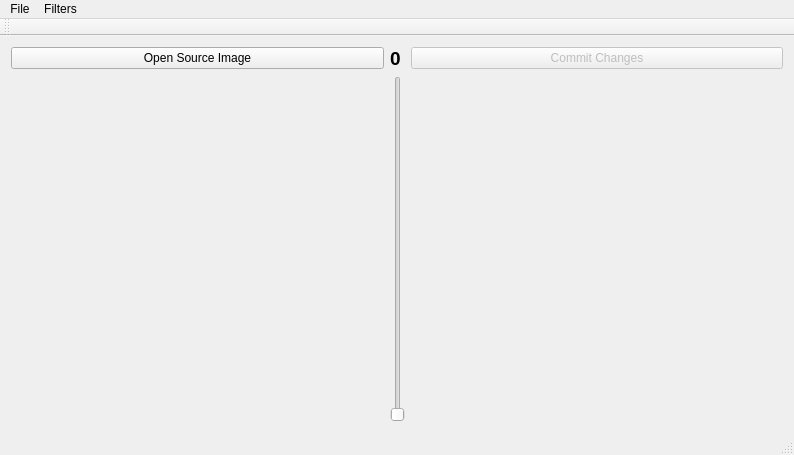
This is filterBanks/mainwindow.ui in 27tang/filterBanks as Qt 5 draws it before an edit. The edited form follows.
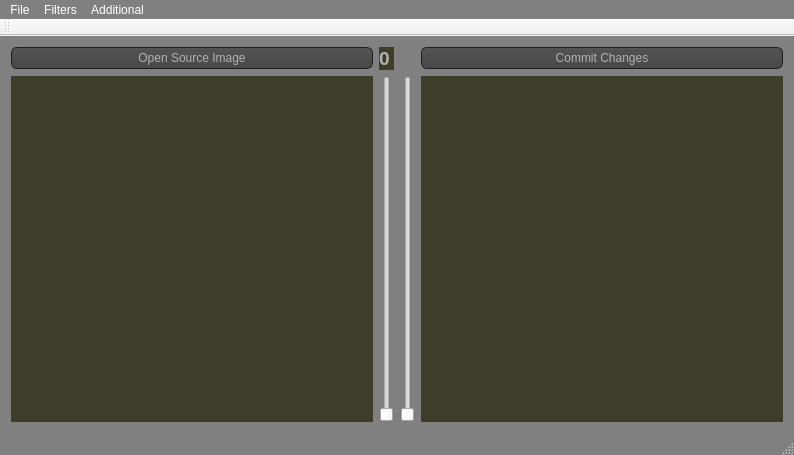
This is the edited form.

Commit message: added more filters and also color transfer cap

```diff
--- a/filterBanks/mainwindow.ui
+++ b/filterBanks/mainwindow.ui
@@ -13,8 +13,89 @@
   <property name="windowTitle">
    <string>MainWindow</string>
   </property>
+  <property name="styleSheet">
+   <string notr="true">QMainWindow {
+	background-color: grey;
+border-width: 7px;
+    border-color: #1e1e1e;
+
+}
+
+
+QPushButton
+{
+    color: #b1b1b1;
+    background-color: QLinearGradient( x1: 0, y1: 0, x2: 0, y2: 1, stop: 0 #565656, stop: 0.1 #525252, stop: 0.5 #4e4e4e, stop: 0.9 #4a4a4a, stop: 1 #464646);
+    border-width: 1px;
+    border-color: #1e1e1e;
+    border-style: solid;
+    border-radius: 6;
+    padding: 3px;
+    font-size: 12px;
+    padding-left: 5px;
+    padding-right: 5px;
+}
+
+QLabel {
+background-color: #3d3d29;
+color: #b1b1b1;
+
+
+}
+</string>
+  </property>
   <widget class="QWidget" name="centralWidget">
-   <layout class="QGridLayout" name="gridLayout" rowstretch="0,0,0" columnstretch="0,0,0,0">
+   <layout class="QGridLayout" name="gridLayout" rowstretch="0,0,0" columnstretch="0,0,0,0,0">
+    <item row="0" column="0">
+     <widget class="QPushButton" name="openButton">
+      <property name="text">
+       <string>Open Source Image</string>
+      </property>
+     </widget>
+    </item>
+    <item row="2" column="1">
+     <widget class="QSlider" name="levelSlider">
+      <property name="enabled">
+       <bool>false</bool>
+      </property>
+      <property name="orientation">
+       <enum>Qt::Vertical</enum>
+      </property>
+     </widget>
+    </item>
+    <item row="0" column="4">
+     <widget class="QPushButton" name="commitChangesButton">
+      <property name="enabled">
+       <bool>false</bool>
+      </property>
+      <property name="text">
+       <string>Commit Changes</string>
+      </property>
+      <property name="flat">
+       <bool>false</bool>
+      </property>
+     </widget>
+    </item>
+    <item row="2" column="4">
+     <widget class="QLabel" name="destLabel">
+      <property name="autoFillBackground">
+       <bool>false</bool>
+      </property>
+      <property name="text">
+       <string/>
+      </property>
+     </widget>
+    </item>
+    <item row="2" column="0">
+     <widget class="QLabel" name="sourceLabel">
+      <property name="autoFillBackground">
+       <bool>false</bool>
+      </property>
+      <property name="text">
+       <string/>
+      </property>
+     </widget>
+    </item>
     <item row="0" column="1">
      <widget class="QLabel" name="sliderValueLabel">
       <property name="font">
@@ -25,63 +106,20 @@
        </font>
       </property>
       <property name="autoFillBackground">
-       <bool>true</bool>
+       <bool>false</bool>
       </property>
       <property name="text">
        <string>0</string>
       </property>
      </widget>
     </item>
-    <item row="2" column="0">
-     <widget class="QLabel" name="sourceLabel">
-      <property name="autoFillBackground">
-       <bool>true</bool>
-      </property>
-      <property name="text">
-       <string/>
-      </property>
-     </widget>
-    </item>
-    <item row="0" column="3">
-     <widget class="QPushButton" name="commitChangesButton">
-      <property name="enabled">
-       <bool>false</bool>
-      </property>
-      <property name="text">
-       <string>Commit Changes</string>
-      </property>
-      <property name="flat">
-       <bool>false</bool>
-      </property>
-     </widget>
-    </item>
-    <item row="2" column="1">
-     <widget class="QSlider" name="levelSlider">
-      <property name="enabled">
-       <bool>false</bool>
-      </property>
+    <item row="2" column="2">
+     <widget class="QSlider" name="biSlider">
       <property name="orientation">
        <enum>Qt::Vertical</enum>
       </property>
      </widget>
     </item>
-    <item row="2" column="3">
-     <widget class="QLabel" name="destLabel">
-      <property name="autoFillBackground">
-       <bool>true</bool>
-      </property>
-      <property name="text">
-       <string/>
-      </property>
-     </widget>
-    </item>
-    <item row="0" column="0">
-     <widget class="QPushButton" name="openButton">
-      <property name="text">
-       <string>Open Source Image</string>
-      </property>
-     </widget>
-    </item>
    </layout>
   </widget>
   <widget class="QMenuBar" name="menuBar">
@@ -93,12 +131,37 @@
      <height>21</height>
     </rect>
    </property>
+   <property name="styleSheet">
+    <string notr="true">QMenuBar
+ {
+	background-color: grey;
+	border-width: 7px;
+    border-color: #1e1e1e;
+color: white;
+
+
+}
+QMenuBar::item{
+	background-color: transparent
+
+}
+
+QMenu {
+	background-color: grey;
+	border-width: 7px;
+    border-color: #1e1e1e;
+
+}</string>
+   </property>
    <widget class="QMenu" name="menuButtons">
     <property name="title">
      <string>File</string>
     </property>
    </widget>
    <widget class="QMenu" name="menuFilters">
+    <property name="enabled">
+     <bool>true</bool>
+    </property>
     <property name="title">
      <string>Filters</string>
     </property>
@@ -108,8 +171,22 @@
     <addaction name="actionBilateral_Filter"/>
     <addaction name="actionCanny_Edge"/>
    </widget>
+   <widget class="QMenu" name="menuDenoising">
+    <property name="enabled">
+     <bool>true</bool>
+    </property>
+    <property name="title">
+     <string>Additional</string>
+    </property>
+    <addaction name="actionNL_Means"/>
+    <addaction name="actionFilter2D"/>
+    <addaction name="actionErode"/>
+    <addaction name="actionNormalized_Block_Filter"/>
+    <addaction name="actionColor_Transfer"/>
+   </widget>
    <addaction name="menuButtons"/>
    <addaction name="menuFilters"/>
+   <addaction name="menuDenoising"/>
   </widget>
   <widget class="QToolBar" name="mainToolBar">
    <attribute name="toolBarArea">
```
Left out of the diff: 43 changed lines with no effect on the pictures. The commit also changes 16 other files.
